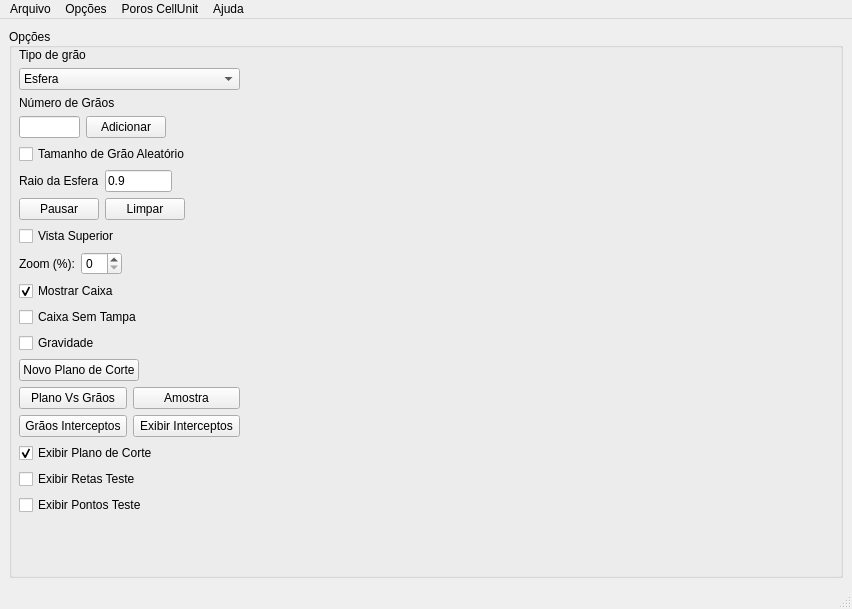
First picture: the form in forms/gui.ui, repository lucassimao/Simulacao-Estereologica, before the edit.
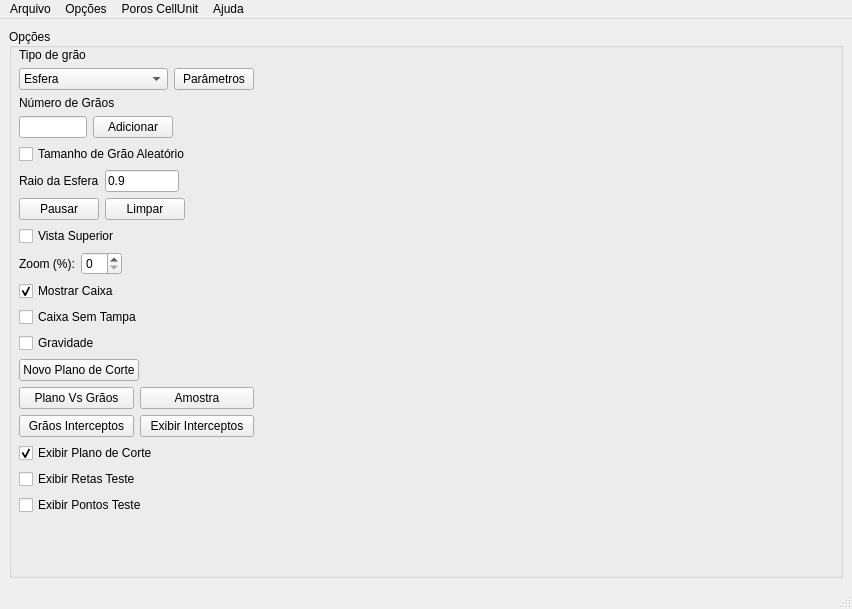
Second picture: the form after the edit. Icons and pictures are not drawn.

Patch:
```diff
--- a/forms/gui.ui
+++ b/forms/gui.ui
@@ -95,7 +95,7 @@
           <rect>
            <x>10</x>
            <y>20</y>
-           <width>221</width>
+           <width>235</width>
            <height>501</height>
           </rect>
          </property>
@@ -111,6 +111,8 @@
            </widget>
           </item>
           <item>
+           <layout class="QHBoxLayout" name="horizontalLayout_10">
+            <item>
            <widget class="QComboBox" name="comboBoxTipoGrao">
             <property name="cursor">
              <cursorShape>PointingHandCursor</cursorShape>
@@ -173,6 +175,31 @@
            </widget>
           </item>
           <item>
+             <widget class="QPushButton" name="btnParametros">
+              <property name="cursor">
+               <cursorShape>PointingHandCursor</cursorShape>
+              </property>
+              <property name="text">
+               <string>Parâmetros</string>
+              </property>
+             </widget>
+            </item>
+            <item>
+             <spacer name="horizontalSpacer_6">
+              <property name="orientation">
+               <enum>Qt::Horizontal</enum>
+              </property>
+              <property name="sizeHint" stdset="0">
+               <size>
+                <width>120</width>
+                <height>20</height>
+               </size>
+              </property>
+             </spacer>
+            </item>
+           </layout>
+          </item>
+          <item>
            <widget class="QLabel" name="label_2">
             <property name="text">
              <string>Número de Grãos</string>
```
Left out of the diff: 54 changed lines with no effect on the pictures. Lines whose indentation alone changed are shown as unchanged.
